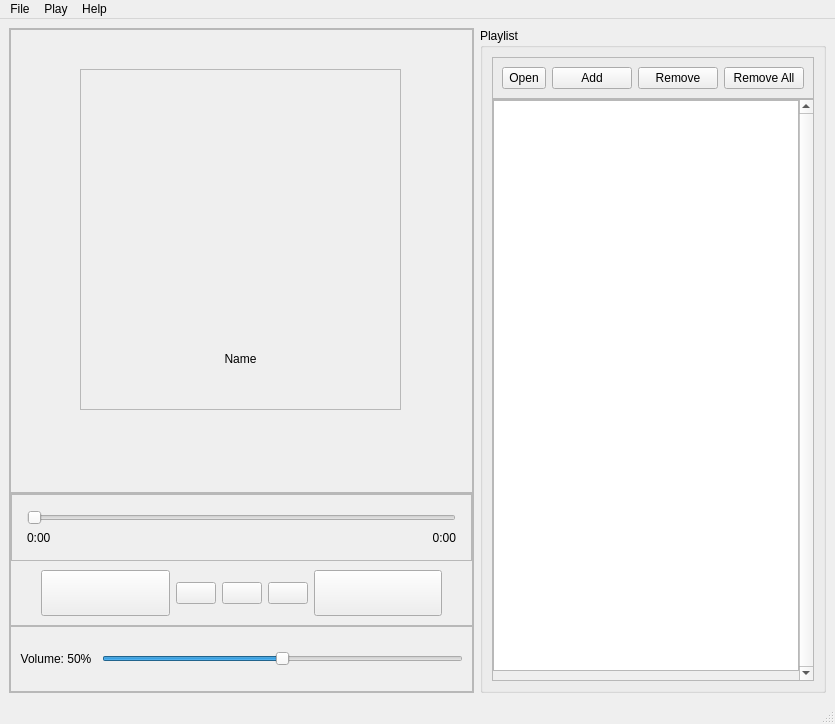
This is qt_mp3_player.ui in LES4975/PyQt_MP3_Player as Qt 5 draws it before an edit. The edited form follows.
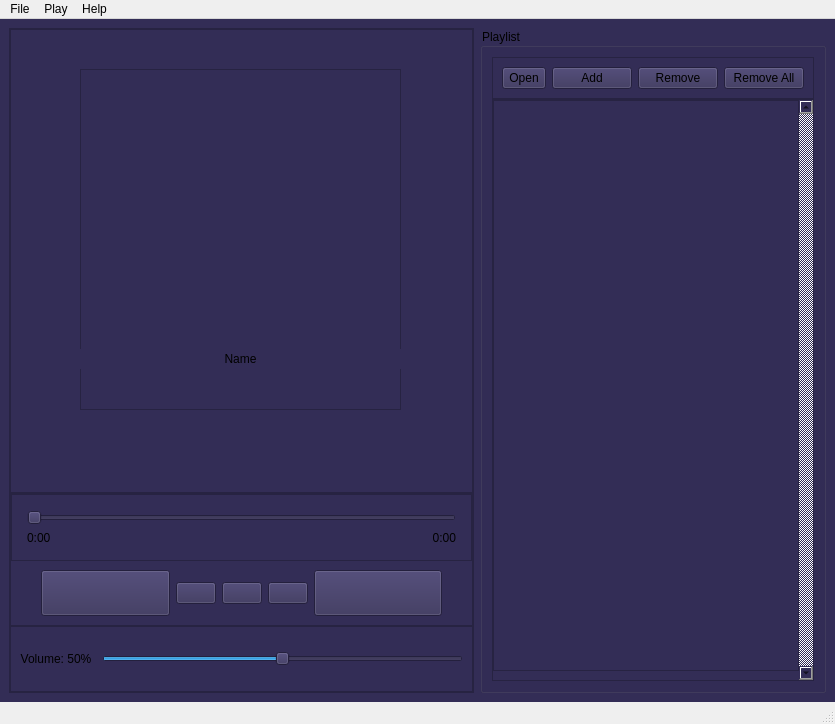
This is the edited form. Icons and pictures are not drawn.

Commit message: ListView NoEditTriggers를 Qt Designer로 설정

The edit to the form file:
```diff
--- a/qt_mp3_player.ui
+++ b/qt_mp3_player.ui
@@ -26,6 +26,11 @@
      <verstretch>0</verstretch>
     </sizepolicy>
    </property>
+   <property name="styleSheet">
+    <string notr="true">QWidget {
+    background-color: #332D56;
+}</string>
+   </property>
    <layout class="QHBoxLayout" name="horizontalLayout" stretch="6,4">
     <item>
      <widget class="QFrame" name="frame_player">
@@ -504,7 +509,7 @@
            <rect>
             <x>0</x>
             <y>0</y>
-            <width>289</width>
+            <width>292</width>
             <height>588</height>
            </rect>
           </property>
```
Left out of the diff: 3 changed lines with no effect on the pictures. The commit also changes 1 other file.
